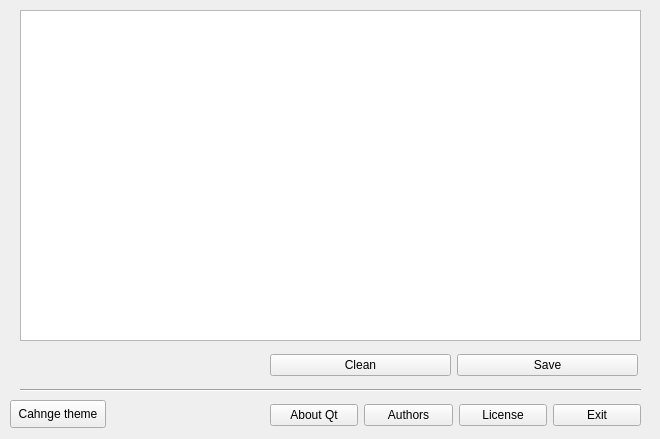
The window that ui/window.ui (laar19/clipboard-to-file) describes before a commit, drawn with Qt 5.
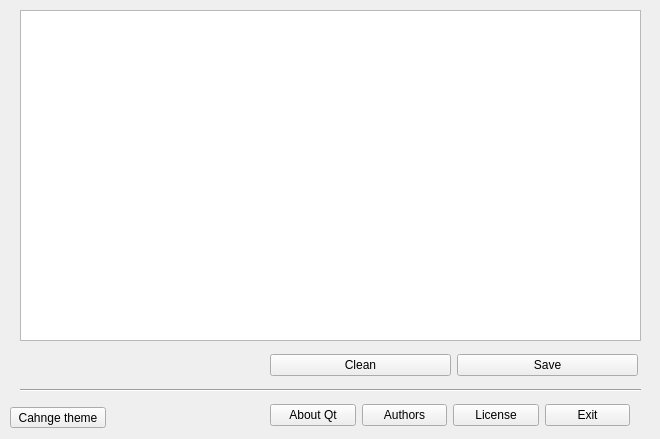
The same window after the commit.

Diff of the .ui file:
```diff
--- a/ui/window.ui
+++ b/ui/window.ui
@@ -19,8 +19,8 @@
      <rect>
       <x>270</x>
       <y>400</y>
-      <width>371</width>
-      <height>31</height>
+      <width>360</width>
+      <height>30</height>
      </rect>
     </property>
     <layout class="QHBoxLayout" name="horizontalLayout">
@@ -119,9 +119,9 @@
     <property name="geometry">
      <rect>
       <x>10</x>
-      <y>400</y>
+      <y>407</y>
       <width>96</width>
-      <height>28</height>
+      <height>21</height>
      </rect>
     </property>
     <property name="text">
```
